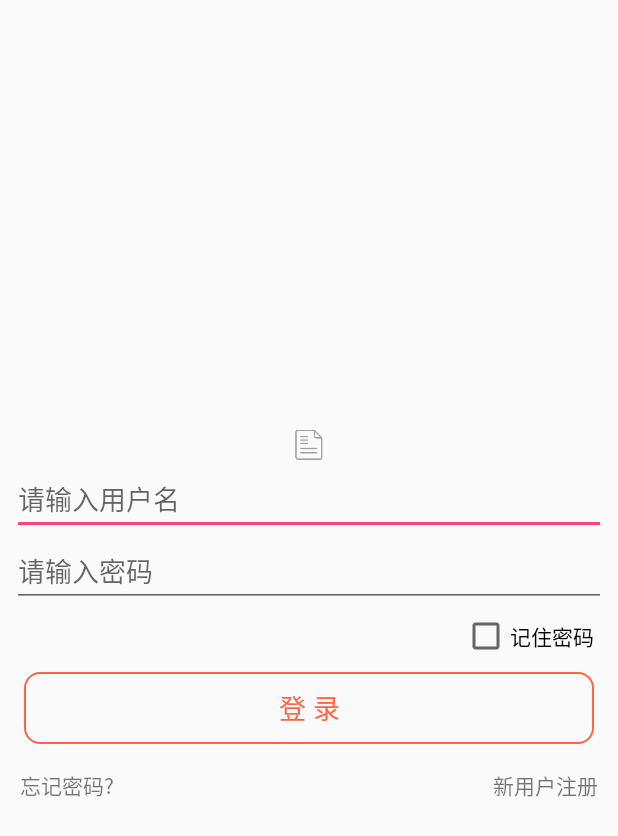
After one commit to aswddads/granatePro, an Android app: the layout activity_login.xml on its own in the app's theme, with its tools: preview values and no code run, on a phone screen of 412 x 824 dp. The commit adds this screen. Shown: the top 836 px of the screen. Run offline under Robolectric (Android 15) with nearby library versions, the phone set to English and light mode, and no system bars.

Commit message:
集成bmob

```diff
--- a/app/src/main/java/com/tjun/www/granatePro/ui/mine/MineCenterFragment.java
+++ b/app/src/main/java/com/tjun/www/granatePro/ui/mine/MineCenterFragment.java
@@ -76,7 +76,6 @@ public class MineCenterFragment extends BaseFragment{
         if (!SpUtils.getBoolean(getContext(), Constants.IS_LOGIN,false)) {
             mRlUnLogin.setVisibility(View.VISIBLE);
             mRlLogin.setVisibility(View.GONE);
-            mTvDes.setVisibility(View.GONE);
         }
     }
 
@@ -92,6 +91,7 @@ public class MineCenterFragment extends BaseFragment{
                 toWeb(getResources().getString(R.string.copyright));
                 break;
             case R.id.rl_un_login:
+
                 //跳转登录界面
                 break;
             case R.id.tv_my_collect:
--- a/app/src/main/java/com/tjun/www/granatePro/widget/BottomBarTab.java
+++ b/app/src/main/java/com/tjun/www/granatePro/widget/BottomBarTab.java
@@ -47,7 +47,7 @@ public class BottomBarTab extends LinearLayout {
 
         setOrientation(LinearLayout.VERTICAL);
         mIcon = new ImageView(context);
-        int size = (int) TypedValue.applyDimension(TypedValue.COMPLEX_UNIT_DIP, 20, getResources().getDisplayMetrics());
+        int size = (int) TypedValue.applyDimension(TypedValue.COMPLEX_UNIT_DIP, 25, getResources().getDisplayMetrics());
         LayoutParams params = new LayoutParams(size, size);
         params.gravity = Gravity.CENTER_HORIZONTAL;
         params.topMargin = ContextUtils.dip2px(context, 2.5f);
@@ -62,7 +62,7 @@ public class BottomBarTab extends LinearLayout {
         textViewParams.bottomMargin = ContextUtils.dip2px(context, 2.5f);
         mTextView = new TextView(context);
         mTextView.setText(title);
-        mTextView.setTextSize(ContextUtils.dip2px(context, 3.2f));
+        mTextView.setTextSize(ContextUtils.dip2px(context, 3.4f));
         mTextView.setLayoutParams(textViewParams);
         mTextView.setTextColor(ContextCompat.getColor(mContext, R.color.tab_unselect));
         addView(mIcon);
--- a/app/src/main/java/com/tjun/www/granatepro/MyApp.java
+++ b/app/src/main/java/com/tjun/www/granatepro/MyApp.java
@@ -1,10 +1,12 @@
 package com.tjun.www.granatePro;
 
 
+import com.tjun.www.granatePro.bean.Constants;
 import com.tjun.www.granatePro.component.ApplicationComponent;
 import com.tjun.www.granatePro.component.DaggerApplicationComponent;
 import com.tjun.www.granatePro.module.ApplicationModule;
 import com.tjun.www.granatePro.module.HttpModule;
+import com.tjun.www.granatePro.net.ApiConstants;
 import com.tjun.www.granatePro.utils.ContextUtils;
 
 import org.litepal.LitePal;
@@ -36,9 +38,11 @@ public class MyApp extends LitePalApplication {
                 .httpModule(new HttpModule())
                 .build();
         LitePal.initialize(this);
+        //初始化bmob
+        Bmob.initialize(this, Constants.BOMB_APP_ID);
+
         width = ContextUtils.getSreenWidth(MyApp.getContext());
         height = ContextUtils.getSreenHeight(MyApp.getContext());
-
     }
 
     public static MyApp getInstance() {
--- a/app/src/main/java/com/tjun/www/granatepro/bean/Constants.java
+++ b/app/src/main/java/com/tjun/www/granatepro/bean/Constants.java
@@ -4,6 +4,8 @@ package com.tjun.www.granatePro.bean;
  * Created by tanjun on 2018/3/11.
  */
 public class Constants {
+    public static final String BOMB_APP_ID = "4c3314e3e41202b18d72da6647a5ac3d";
+
     public static final String IS_LOGIN = "is_login";
 
     //864678036850608 如果数据太少，请自行抓包凤凰新闻 获取数据时的参数中的 uid 更换
--- /dev/null
+++ b/app/src/main/res/drawable/button_bg.xml
@@ -0,0 +1,14 @@
+<?xml version="1.0" encoding="utf-8"?>
+<shape xmlns:android="http://schemas.android.com/apk/res/android">
+
+    <!--矩形的圆角弧度-->
+    <corners android:radius="10dp" />
+
+    <!--填充-->
+    <solid android:color="@android:color/transparent" />
+
+    <!-- 矩形的边框的宽度,每段虚线的长度，和两段虚线之间的颜色和颜色 -->
+    <stroke
+        android:width="1dp"
+        android:color="@color/colorPrimary" />
+</shape>
--- /dev/null
+++ b/app/src/main/res/layout/activity_login.xml
@@ -0,0 +1,68 @@
+<?xml version="1.0" encoding="utf-8"?>
+<LinearLayout xmlns:android="http://schemas.android.com/apk/res/android"
+    android:layout_width="match_parent"
+    android:layout_height="match_parent"
+    android:orientation="vertical"
+    android:gravity="center"
+    android:padding="@dimen/dp_10">
+
+    <ImageView
+        android:src="@drawable/ic_tab_news"
+        android:layout_width="wrap_content"
+        android:layout_height="wrap_content" />
+
+    <EditText
+        android:hint="请输入用户名"
+        android:layout_width="match_parent"
+        android:layout_height="wrap_content" />
+
+    <EditText
+        android:hint="请输入密码"
+        android:layout_width="match_parent"
+        android:layout_height="wrap_content" />
+
+    <LinearLayout
+        android:layout_marginTop="3dp"
+        android:orientation="vertical"
+        android:layout_width="match_parent"
+        android:layout_height="wrap_content">
+
+        <CheckBox
+            android:layout_marginRight="@dimen/dp_10"
+            android:layout_gravity="right"
+            android:text="记住密码"
+            android:layout_width="wrap_content"
+            android:layout_height="wrap_content" />
+
+    </LinearLayout>
+
+    <Button
+        android:textSize="18sp"
+        android:textColor="@color/colorPrimary"
+        android:layout_margin="@dimen/dp_10"
+        android:background="@drawable/button_bg"
+        android:text="登 录"
+        android:layout_width="match_parent"
+        android:layout_height="wrap_content" />
+
+    <RelativeLayout
+        android:layout_marginTop="3dp"
+        android:orientation="horizontal"
+        android:layout_width="match_parent"
+        android:layout_height="wrap_content">
+
+        <TextView
+            android:id="@+id/tv_register"
+            android:padding="5dp"
+            android:layout_alignParentRight="true"
+            android:text="新用户注册"
+            android:layout_width="wrap_content"
+            android:layout_height="wrap_content" />
+
+        <TextView
+            android:padding="5dp"
+            android:text="忘记密码?"
+            android:layout_width="wrap_content"
+            android:layout_height="wrap_content" />
+    </RelativeLayout>
+</LinearLayout>
--- /dev/null
+++ b/app/src/main/res/layout/activity_register.xml
@@ -0,0 +1,6 @@
+<?xml version="1.0" encoding="utf-8"?>
+<LinearLayout xmlns:android="http://schemas.android.com/apk/res/android"
+    android:orientation="vertical" android:layout_width="match_parent"
+    android:layout_height="match_parent">
+
+</LinearLayout>
--- a/app/src/main/res/values/strings.xml
+++ b/app/src/main/res/values/strings.xml
@@ -2,6 +2,7 @@
     <string name="app_name">新鲜事</string>
     <string name="copy_right">\@copyright:https://github.com/aswddads/granatePro</string>
     <string name="copyright">https://github.com/aswddads/granatePro</string>
+    <string name="my_des">My name is Asw.Tan</string>
 
     <!-- 状态视图  -->
     <string name="loading">加载中...</string>
--- a/build.gradle
+++ b/build.gradle
@@ -21,6 +21,7 @@ allprojects {
         jcenter()
         mavenCentral()
         maven { url "https://jitpack.io" }
+        maven { url "https://raw.github.com/bmob/bmob-android-sdk/master" }
         google()
     }
 }
```
Also changed, not shown: app/build.gradle (+13 -0 lines), app/src/main/AndroidManifest.xml (+42 -35 lines), app/src/main/java/com/tjun/www/granatePro/ui/mine/LoginActivity.java (added, +56 -0 lines), app/src/main/java/com/tjun/www/granatePro/ui/mine/RegisterActivity.java (added, +39 -0 lines), app/src/main/java/com/tjun/www/granatepro/MainActivity.java (+19 -1 lines), app/src/main/res/layout/fragment_mine.xml (+8 -5 lines).
